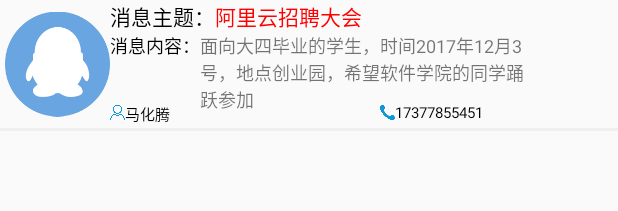
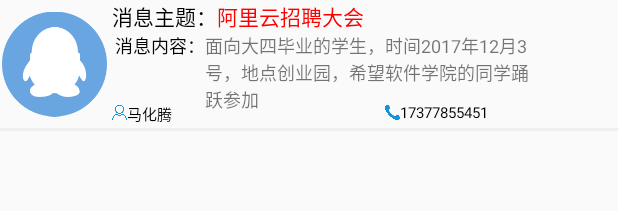
Before and after one commit to dangerousloveni/Share, an Android app: the layout new_item.xml on its own in the app's theme, with its tools: preview values and no code run, on a phone screen of 412 x 824 dp. Shown: the top 211 px of the screen. Run offline under Robolectric (Android 15) with nearby library versions, the phone set to English and light mode, and no system bars.

Commit message:
2017/11/7

```diff
--- a/app/src/main/res/layout/new_item.xml
+++ b/app/src/main/res/layout/new_item.xml
@@ -10,7 +10,7 @@
     android:layout_height="85dp"
     android:src="@drawable/user1"
     android:layout_alignParentLeft="true"
-    android:layout_marginLeft="3dp"/>
+    android:layout_marginLeft="1dp"/>
     <TextView
         android:layout_width="wrap_content"
         android:layout_height="wrap_content"
@@ -20,6 +20,7 @@
         android:layout_alignParentTop="true"
         android:id="@+id/tv_theme"
         android:textColor="#000"
+        android:layout_marginLeft="3dp"
         />
     <TextView
         android:id="@+id/tv_Theme"
@@ -37,6 +38,7 @@
         android:layout_alignLeft="@+id/tv_theme"
          android:layout_below="@+id/tv_theme"
         android:id="@+id/tv_content"
+        android:layout_marginLeft="2.1dp"
         android:textColor="#000"
         />
     <TextView
@@ -61,6 +63,7 @@
         android:layout_toRightOf="@+id/iv_photo"
         android:layout_marginTop="70dp"
          android:id="@+id/iv_users"
+        android:layout_marginLeft="3dp"
         />
     <TextView
         android:layout_width="wrap_content"
```
Also changed, not shown: app/src/main/java/xx/com/edu/home/fragment/adapter/HomeFragmentAdapter.java (+5 -2 lines).
